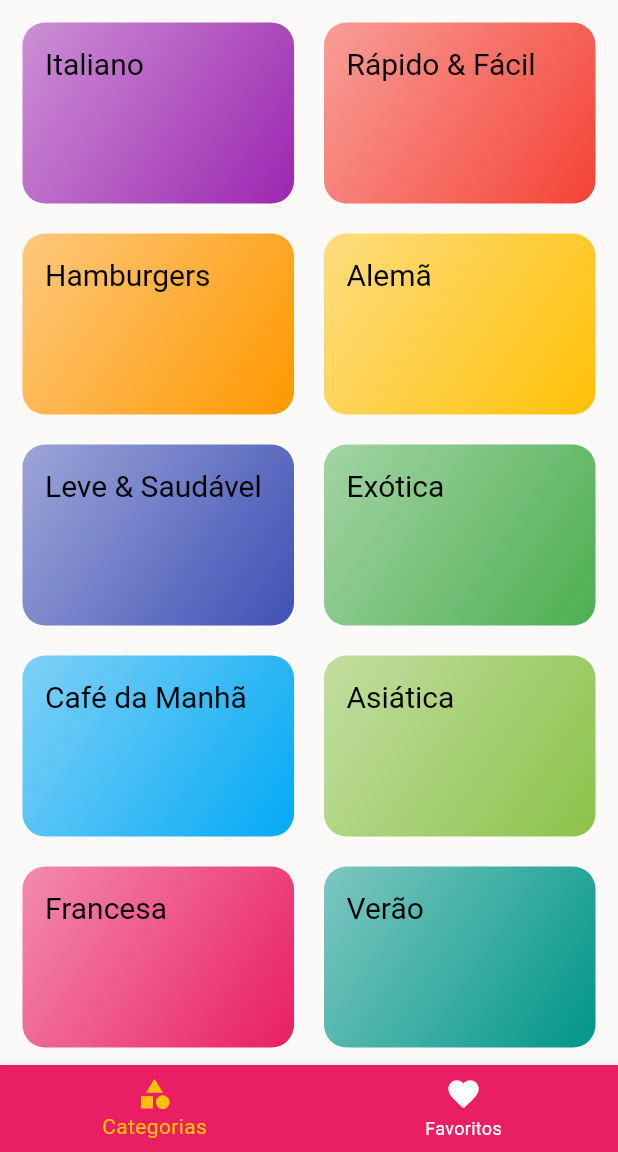
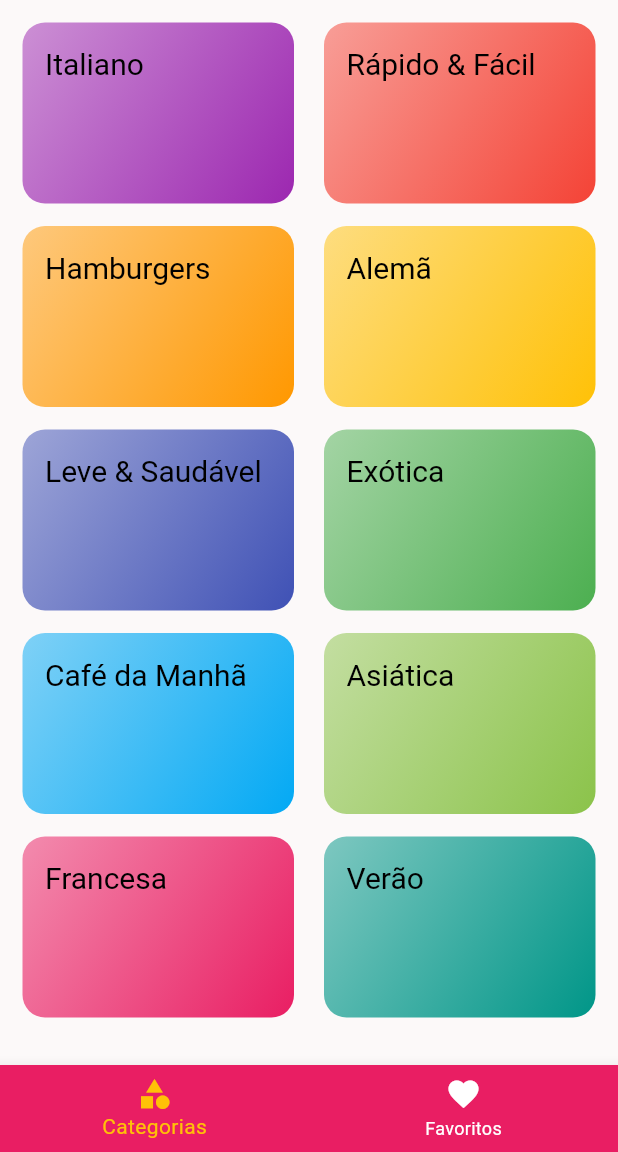
Before and after one commit to absjuniordev/food, a Flutter app: the screen it shows after launch, on a phone screen of 412 x 824 dp, the part 84-1236 px from its top. Run offline on Flutter 3.47's test engine with Material 3 defaults, Android fonts, the phone set to English and light mode, and no system bars; Roboto replaces fonts that are missing (RobotoCondensed).

Commit message:
Mudança na obtençã de dados

```diff
--- a/lib/main.dart
+++ b/lib/main.dart
@@ -1,16 +1,24 @@
 import 'package:flutter/material.dart';
+import 'package:food/data/dummy_data.dart';
+import 'package:food/model/food.dart';
 import 'package:food/screens/food_details_screen.dart';
 import 'package:food/screens/settings_screen.dart';
 import 'package:food/screens/tabs_screen.dart';
+import 'screens/categories_food_screen.dart';
 
-import 'screens/categories_food_screen.dart';
 import 'utils/app_routes.dart';
 
 void main() => runApp(const MyApp());
 
-class MyApp extends StatelessWidget {
+class MyApp extends StatefulWidget {
   const MyApp({super.key});
 
+  @override
+  State<MyApp> createState() => _MyAppState();
+}
+
+class _MyAppState extends State<MyApp> {
+  List<Food> _availabFoods = dummyFoods;
   @override
   Widget build(BuildContext context) {
     return MaterialApp(
@@ -42,7 +50,8 @@ class MyApp extends StatelessWidget {
       ),
       routes: {
         AppRoutes.HOME: (ctx) => const TabsScreen(),
-        AppRoutes.CATEGORIES_FOOD: (ctx) => const CategoriesFoodScreen(),
+        AppRoutes.CATEGORIES_FOOD: (ctx) =>
+            CategoriesFoodScreen(food: _availabFoods),
         AppRoutes.FOOD_DETAIL: (ctx) => const FoodDetailsScreen(),
         AppRoutes.SETTINGS: (ctx) => const SettingsScreen(),
       },
--- a/lib/screens/categories_screen.dart
+++ b/lib/screens/categories_screen.dart
@@ -13,7 +13,7 @@ class CategoriesScreen extends StatelessWidget {
         maxCrossAxisExtent: 200,
         childAspectRatio: 3 / 2,
         crossAxisSpacing: 20,
-        mainAxisSpacing: 20,
+        mainAxisSpacing: 15,
       ),
       children: dummyCategories.map((cat) {
         return CategoryItem(cat);
```
Also changed, not shown: lib/screens/categories_food_screen.dart (+7 -12 lines), lib/components/category_item.dart (line endings or trailing spaces).
